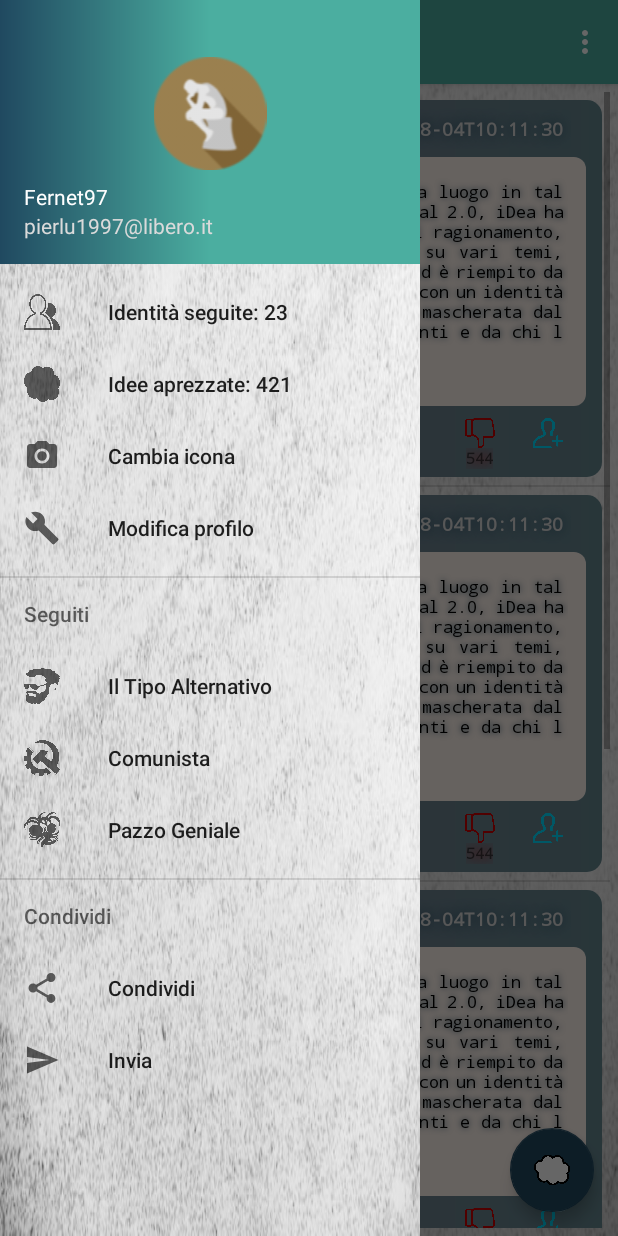
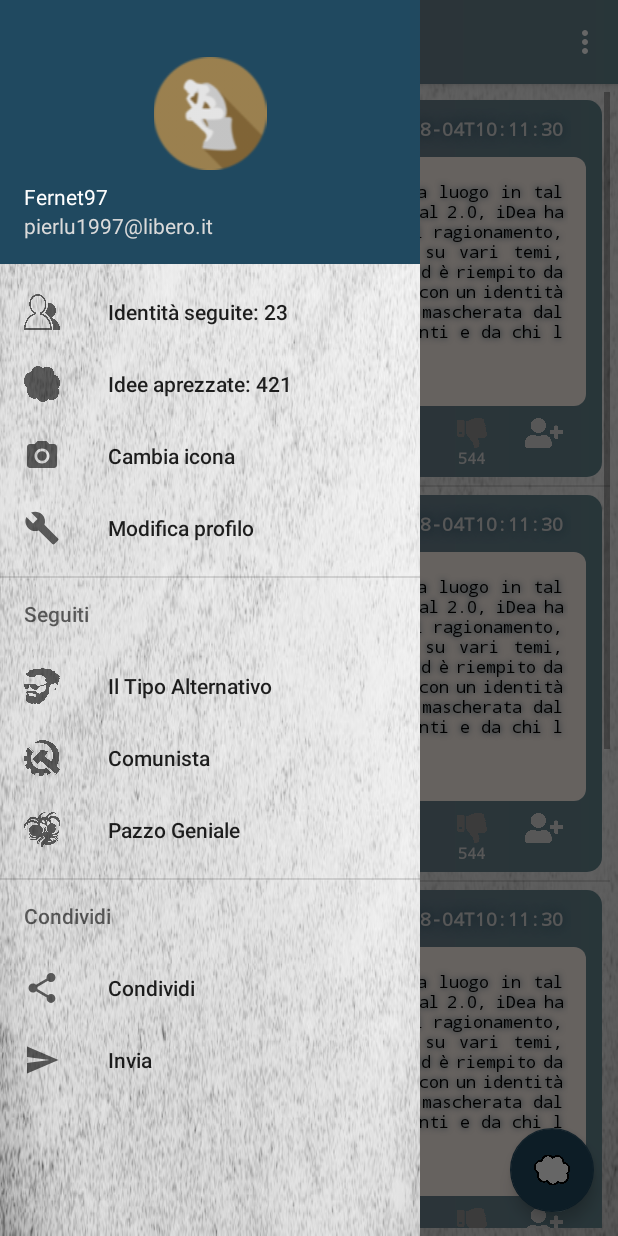
Before and after one commit to Fernet97/iDea, an Android app: the MainActivity screen opened directly, with no data from a screen before it, with the side drawer open, on a phone screen of 412 x 824 dp. Run offline under Robolectric (Android 15) with nearby library versions, the phone set to English and light mode, and no system bars.

Commit message:
Miglioramento grafico

```diff
--- a/src/client/iDea/app/src/main/AndroidManifest.xml
+++ b/src/client/iDea/app/src/main/AndroidManifest.xml
@@ -4,6 +4,7 @@
 
     <application
         android:allowBackup="true"
+        android:largeHeap="true"
         android:icon="@drawable/pensatore"
         android:label="@string/app_name"
         android:roundIcon="@drawable/pensatore"
--- a/src/client/iDea/app/src/main/java/com/example/fernet/idea/Feed.java
+++ b/src/client/iDea/app/src/main/java/com/example/fernet/idea/Feed.java
@@ -30,7 +30,7 @@ public class Feed extends Fragment implements View.OnClickListener {
         CustomAdapter customAdapter = new CustomAdapter(v.getContext(), R.layout.list_elem_post, new ArrayList<Post>());
 
         for (int i=0; i<5; i++) {
-            Post c = new Post(4323454, 5672456, "La risata produce una sensazione di benessere attraverso lo stimolo di processi organici vitali; un'emozione che muove gli intestini e il diaframma; in una parola una sensazione di salute ben percepibile da ognuno: in questo modo noi possiamo raggiungere il corpo attraverso l'anima e servirci di quest'ultima come medico del primo", 34, 18, LocalDateTime.parse("2015-08-04T10:11:30"), new ArrayList<String>());
+            Post c = new Post(4323454, 5672456, "La risata produce una sensazione di benessere attraverso lo stimolo di processi organici vitali; un'emozione che muove gli intestini e il diaframma; in una parola una sensazione di salute ben percepibile da ognuno: in questo modo noi possiamo raggiungere il corpo attraverso l'anima e servirci di quest'ultima come medico del primo", 34, 18, "2015-08-04T10:11:30", new ArrayList<String>());
             customAdapter.add(c);
         }
 
--- a/src/client/iDea/app/src/main/java/com/example/fernet/idea/Post.java
+++ b/src/client/iDea/app/src/main/java/com/example/fernet/idea/Post.java
@@ -10,11 +10,11 @@ public class Post {
     private String description;
     private int numLike;
     private int numDisLike;
-    private LocalDateTime DateHourBorn;
+    private String DateHourBorn;
     private ArrayList<String> commenti;
 
 
-    public Post(long id, long id_author, String description, int numLike, int numDisLike, LocalDateTime dateHourBorn, ArrayList<String> commenti) {
+    public Post(long id, long id_author, String description, int numLike, int numDisLike, String dateHourBorn, ArrayList<String> commenti) {
         this.id = id;
         this.id_author = id_author;
         this.description = description;
@@ -65,11 +65,11 @@ public class Post {
         this.numDisLike = numDisLike;
     }
 
-    public LocalDateTime getDateHourBorn() {
+    public String getDateHourBorn() {
         return DateHourBorn;
     }
 
-    public void setDateHourBorn(LocalDateTime dateHourBorn) {
+    public void setDateHourBorn(String dateHourBorn) {
         DateHourBorn = dateHourBorn;
     }
 
--- /dev/null
+++ b/src/client/iDea/app/src/main/res/drawable/sfumatura_actionbar.xml
@@ -0,0 +1,10 @@
+<shape xmlns:android="http://schemas.android.com/apk/res/android"
+    android:shape="rectangle">
+
+    <gradient
+        android:angle="180"
+        android:centerColor="#708090"
+        android:endColor="#405060"
+        android:startColor="#658790"
+        android:type="linear" />
+</shape>
--- a/src/client/iDea/app/src/main/res/layout/app_bar_main.xml
+++ b/src/client/iDea/app/src/main/res/layout/app_bar_main.xml
@@ -15,7 +15,7 @@
             android:id="@+id/toolbar"
             android:layout_width="match_parent"
             android:layout_height="?attr/actionBarSize"
-            android:background="@drawable/colore_sfumato"
+            android:background="@drawable/sfumatura_actionbar"
             app:popupTheme="@style/AppTheme.PopupOverlay" />
 
     </android.support.design.widget.AppBarLayout>
--- a/src/client/iDea/app/src/main/res/layout/list_elem_post.xml
+++ b/src/client/iDea/app/src/main/res/layout/list_elem_post.xml
@@ -108,7 +108,8 @@
                     android:textStyle="bold"
                     android:fontFamily="monospace"
                     android:textColor="@color/colorPrimary"
-                    android:text="15"/>
+                    android:text="15"
+                    />
             </LinearLayout>
 
 
@@ -124,10 +125,10 @@
 
                 <ImageView
                     android:id="@+id/follow"
-                    android:layout_width="20dp"
+                    android:layout_width="25dp"
                     android:layout_height="20dp"
                     android:background="@drawable/follow"
-                    android:backgroundTint="@android:color/holo_blue_bright"/>
+                    android:backgroundTint="@color/colorPrimary"/>
             </LinearLayout>
 
 
@@ -142,9 +143,11 @@
                 android:gravity="center"
                 >
 
+
+                <!--Se attivo suo color primary-->
                 <ImageView
                     android:id="@+id/dislike"
-                    android:backgroundTint="@android:color/holo_red_dark"
+                    android:backgroundTint="#959595"
                     android:layout_width="20dp"
                     android:layout_height="20dp"
                     android:background="@drawable/dislike"/>
@@ -155,9 +158,8 @@
                         android:textSize="10dp"
                         android:textStyle="bold"
                         android:fontFamily="monospace"
-                        android:shadowColor="@android:color/holo_red_dark"
-                        android:shadowRadius="10"
                         android:text="544"
+                        android:textColor="@color/colorPrimary"
                         />
             </LinearLayout>
 
@@ -178,7 +180,8 @@
                     android:layout_width="20dp"
                     android:layout_height="20dp"
                     android:background="@drawable/like"
-                    android:backgroundTint="@color/colorAccent"/>
+
+                    android:backgroundTint="@color/colorPrimary"/>
 
                 <TextView
                     android:layout_width="wrap_content"
@@ -186,9 +189,8 @@
                     android:textSize="10dp"
                     android:textStyle="bold"
                     android:fontFamily="monospace"
-                    android:shadowColor="@color/colorAccent"
-                    android:shadowRadius="10"
                     android:text="744"
+                    android:textColor="@color/colorPrimary"
                     />
             </LinearLayout>
 
--- a/src/client/iDea/app/src/main/res/layout/nav_header_main.xml
+++ b/src/client/iDea/app/src/main/res/layout/nav_header_main.xml
@@ -3,7 +3,7 @@
     xmlns:app="http://schemas.android.com/apk/res-auto"
     android:layout_width="match_parent"
     android:layout_height="@dimen/nav_header_height"
-    android:background="@drawable/colore_sfumato"
+    android:background="@color/colorPrimaryDark"
     android:gravity="bottom"
     android:orientation="vertical"
     android:paddingLeft="@dimen/activity_horizontal_margin"
```
Also changed, not shown: src/client/iDea/app/src/main/res/drawable-v21/comment.png, src/client/iDea/app/src/main/res/drawable-v21/dislike.png, src/client/iDea/app/src/main/res/drawable-v21/follow.png, src/client/iDea/app/src/main/res/drawable-v21/like.png, 1 other file.
